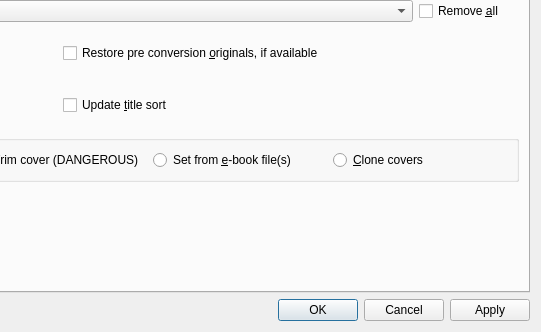
Qt form src/calibre/gui2/dialogs/metadata_bulk.ui (debian-calibre/calibre) before a commit; both pictures show x 421 to 962 and y 377 to 709 of the 962 by 709 pixel window.
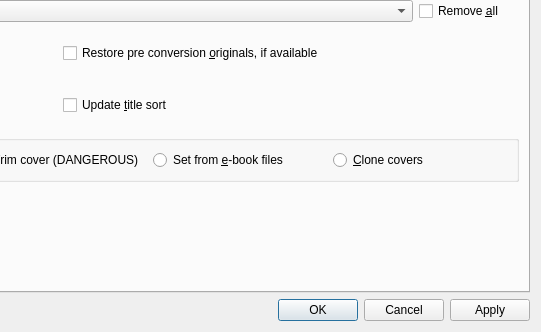
The same form after that commit. Icons and pictures are not drawn. Custom widgets are drawn as their Qt base class.

Patch:
```diff
--- a/src/calibre/gui2/dialogs/metadata_bulk.ui
+++ b/src/calibre/gui2/dialogs/metadata_bulk.ui
@@ -637,7 +637,7 @@
               <item>
                <widget class="QRadioButton" name="cover_from_fmt">
                 <property name="text">
-                 <string>Set from &amp;e-book file(s)</string>
+                 <string>Set from &amp;e-book files</string>
                 </property>
                </widget>
               </item>
```
